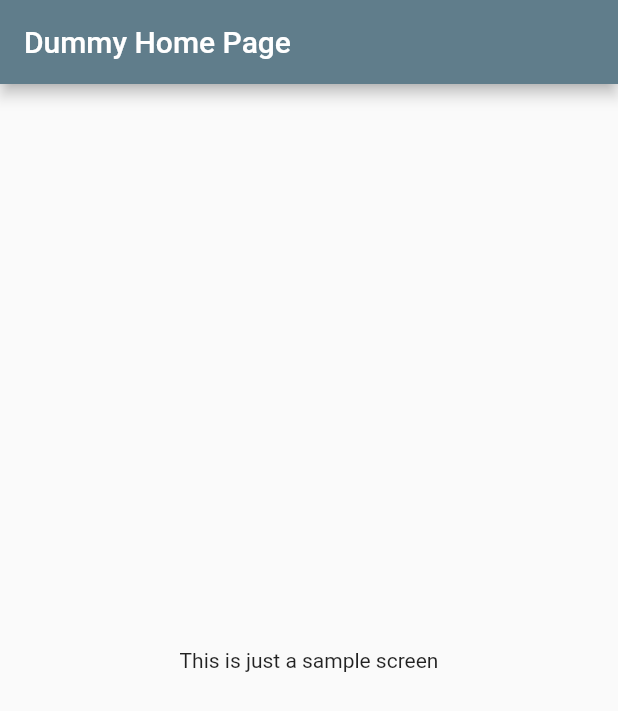
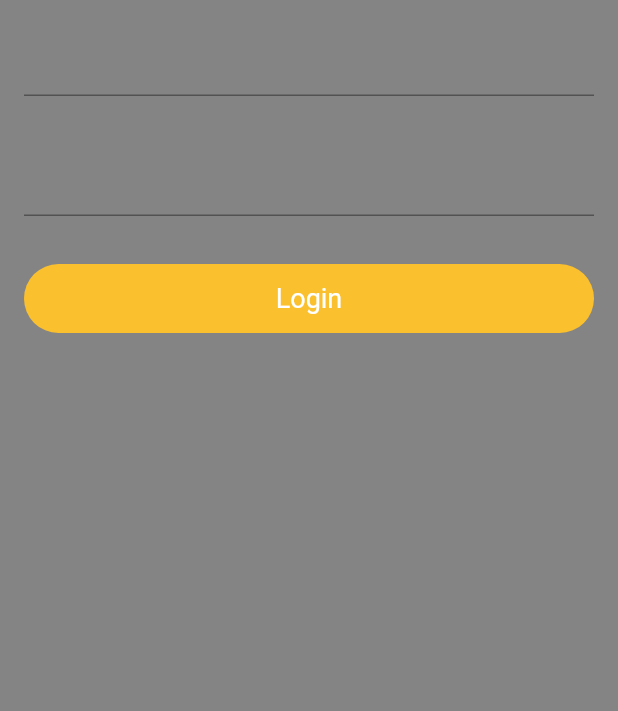
Before and after one commit to Satyamedavarapu/theatre, a Flutter app: the screen it shows after launch, on a phone screen of 412 x 824 dp. Shown: the top 711 px of the screen. Run offline on Flutter 3.47's test engine with Material 2 defaults, Android fonts, the phone set to English and light mode, and no system bars.

Commit message:
login dummy

```diff
--- a/lib/main.dart
+++ b/lib/main.dart
@@ -1,5 +1,5 @@
 import 'package:flutter/material.dart';
-import 'package:theatre/screens/dummyscreen.dart';
+import 'package:theatre/screens/authentication/login.dart';
 
 void main() {
   runApp(MyApp());
@@ -10,13 +10,13 @@ class MyApp extends StatelessWidget {
   @override
   Widget build(BuildContext context) {
     return MaterialApp(
-      title: 'Flutter Demo',
+      title: 'Theatre',
       debugShowCheckedModeBanner: false,
       theme: ThemeData(
         primarySwatch: Colors.blueGrey,
         visualDensity: VisualDensity.adaptivePlatformDensity,
       ),
-      home: DummyScreen('Dummy Home Page'),
+      home: LoginScreen(),
     );
   }
   //For commit purpose
--- /dev/null
+++ b/lib/screens/authentication/login.dart
@@ -0,0 +1,40 @@
+import 'package:flutter/material.dart';
+import 'package:theatre/screens/home/home_screen.dart';
+import 'package:theatre/utils/util_colors.dart';
+import 'package:theatre/utils/util_widgets.dart';
+
+class LoginScreen extends StatefulWidget {
+  @override
+  _LoginScreenState createState() => _LoginScreenState();
+}
+
+class _LoginScreenState extends State<LoginScreen> {
+  UtilWidgets uWids = UtilWidgets();
+
+  @override
+  Widget build(BuildContext context) {
+    return Material(
+      color: UtilColors.appBackground,
+      child: SingleChildScrollView(
+        child: Column(
+          children: <Widget>[
+            Padding(
+              padding: const EdgeInsets.all(16.0),
+              child: TextFormField(),
+            ),
+            Padding(
+              padding: const EdgeInsets.all(16.0),
+              child: TextFormField(),
+            ),
+            uWids.gradientButton(buttonName: 'Login', onTap: pushHome)
+          ],
+        ),
+      ),
+    );
+  }
+
+  void pushHome() {
+    Navigator.pushReplacement(
+        context, MaterialPageRoute(builder: (context) => HomeScreen()));
+  }
+}
--- a/lib/screens/dummyscreen.dart
+++ /dev/null
@@ -1,19 +0,0 @@
-import 'package:flutter/material.dart';
-
-class DummyScreen extends StatelessWidget {
-  final String title;
-
-  DummyScreen(this.title);
-
-  @override
-  Widget build(BuildContext context) {
-    return Scaffold(
-      appBar: AppBar(
-        title: Text(title),
-      ),
-      body: Center(
-        child: Text('This is just a sample screen'),
-      ),
-    );
-  }
-}
--- /dev/null
+++ b/lib/screens/home/home_screen.dart
@@ -0,0 +1,17 @@
+import 'package:flutter/material.dart';
+
+class HomeScreen extends StatefulWidget {
+  @override
+  _HomeScreenState createState() => _HomeScreenState();
+}
+
+class _HomeScreenState extends State<HomeScreen> {
+  @override
+  Widget build(BuildContext context) {
+    return Scaffold(
+      body: Center(
+        child: Text('Home Screen'),
+      ),
+    );
+  }
+}
--- /dev/null
+++ b/lib/utils/util_colors.dart
@@ -0,0 +1,11 @@
+import 'package:flutter/material.dart';
+
+class UtilColors {
+  static const Color appButton = Color.fromRGBO(251, 192, 45, 1);
+  static const Color appBackground = Color.fromRGBO(10, 10, 10, 0.5);
+
+  static const TextStyle buttonText = TextStyle(
+    color: Colors.white,
+    fontSize: 18.0,
+  );
+}
--- /dev/null
+++ b/lib/utils/util_widgets.dart
@@ -0,0 +1,27 @@
+import 'package:flutter/cupertino.dart';
+import 'package:flutter/material.dart';
+import 'package:theatre/utils/util_colors.dart';
+
+class UtilWidgets {
+  Widget gradientButton(
+      {@required String buttonName, @required Function onTap}) {
+    return Padding(
+      padding: const EdgeInsets.all(16.0),
+      child: InkWell(
+        onTap: onTap,
+        child: Container(
+          decoration: BoxDecoration(
+            color: UtilColors.appButton,
+            borderRadius: BorderRadius.circular(30.0),
+          ),
+          height: 46.0,
+          alignment: Alignment.center,
+          child: Text(
+            buttonName,
+            style: UtilColors.buttonText,
+          ),
+        ),
+      ),
+    );
+  }
+}
```
Also changed, not shown: pubspec.yaml (+7 -1 lines), pubspec.lock, 1 other file.
